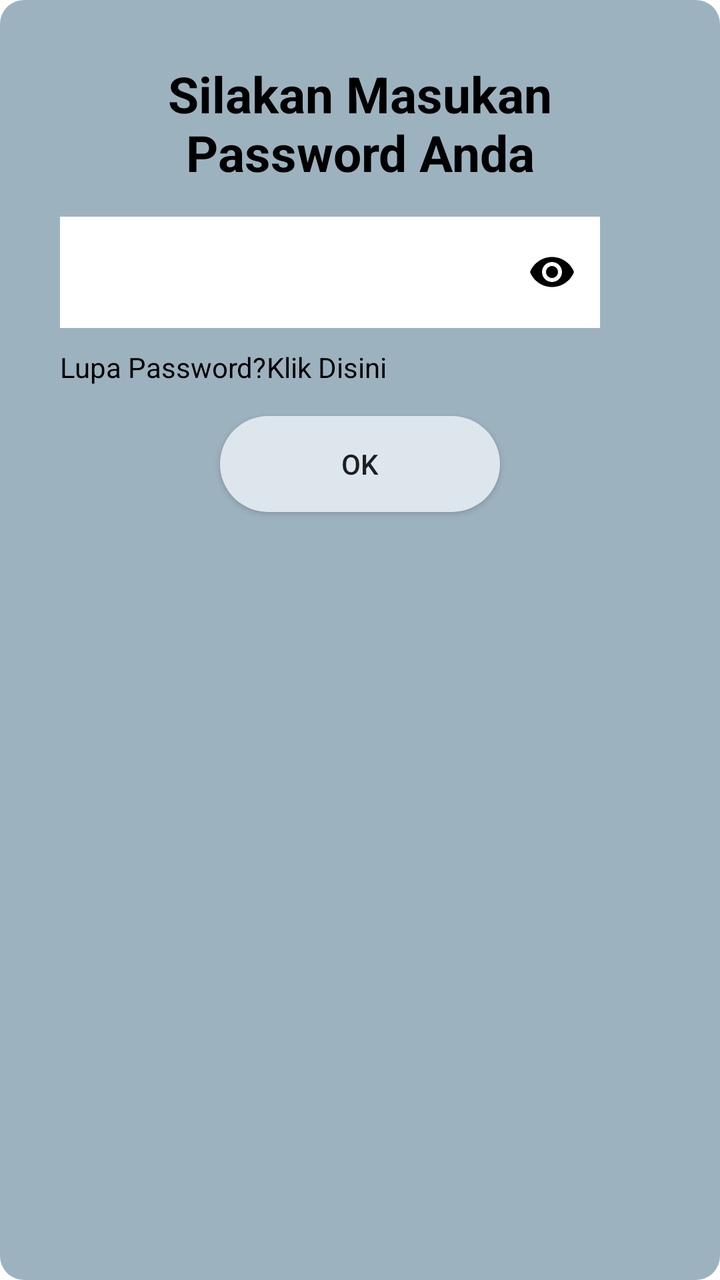
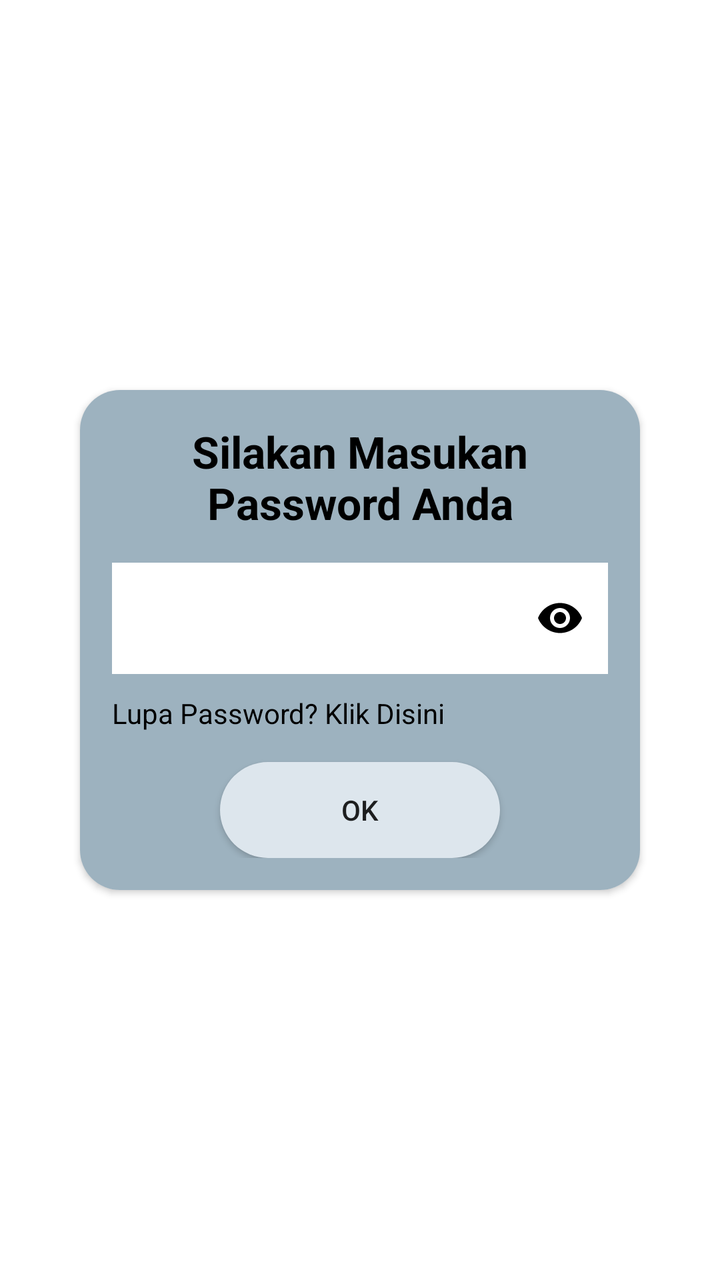

Before-and-after screenshots of an Android layout around one commit, followed by the original layout XML and the change that was made.
<!-- AndroidManifest.xml: application theme Theme.Skripsi -->
<!-- res/layout/input_password_nasabah.xml -->
<?xml version="1.0" encoding="utf-8"?>
<LinearLayout xmlns:android="http://schemas.android.com/apk/res/android"
    xmlns:app="http://schemas.android.com/apk/res-auto"
    android:orientation="vertical"
    android:layout_width="wrap_content"
    android:layout_height="wrap_content"
    android:background="@drawable/rounded_icon_background"
    android:padding="30dp">

    <TextView
        android:layout_width="200dp"
        android:layout_height="wrap_content"
        android:text="@string/silakan_masukan_password_anda"
        android:layout_gravity="center"
        android:textAlignment="center"

        android:textColor="@color/black"
        android:textStyle="bold"
        android:textSize="25dp"
        />

    <com.google.android.material.textfield.TextInputLayout
        android:layout_width="270dp"
        android:layout_height="wrap_content"
        android:id="@+id/password"
        app:passwordToggleEnabled="true"
        style="@style/Widget.MaterialComponents.TextInputLayout.OutlinedBox"
        android:textSize="12dp"
        android:layout_marginTop="10dp"
        app:passwordToggleTint="@color/black"
        >

        <EditText
            android:layout_width="match_parent"
            android:layout_height="wrap_content"
            android:inputType="textPassword"
            android:background="@color/white"
            />

    </com.google.android.material.textfield.TextInputLayout>


    <LinearLayout
        android:layout_width="wrap_content"
        android:layout_height="wrap_content"
        android:orientation="horizontal"
        android:layout_marginTop="10dp"
        >

        <TextView
            android:layout_width="wrap_content"
            android:layout_height="wrap_content"
            android:text="@string/lupa_password"
            android:textColor="@color/black"
            />
        
        <TextView
            android:layout_width="wrap_content"
            android:layout_height="wrap_content"
            android:text="@string/klik_disini"
            android:textColor="@color/black"
            android:id="@+id/lupaPassword"
            />

    </LinearLayout>

    <androidx.appcompat.widget.AppCompatButton
        android:layout_width="140dp"
        android:layout_height="wrap_content"
        android:text="@string/ok"
        android:background="@drawable/rounded_button_ok"
        android:layout_gravity="center"
        android:layout_marginTop="15dp"
        android:id="@+id/btnOk"
        />

</LinearLayout>
<!-- resources referenced by this layout -->
<resources>
  <color name="black">#FF000000</color>
  <color name="white">#FFFFFFFF</color>
  <!-- drawable rounded_button_ok (drawable) -->
  <?xml version="1.0" encoding="utf-8"?>
  <shape xmlns:android="http://schemas.android.com/apk/res/android" android:shape="rectangle">
      <solid android:color="#DDE6ED" />
      <corners android:radius="50dp" />
  </shape>
  <!-- drawable rounded_icon_background (drawable) -->
  <?xml version="1.0" encoding="utf-8"?>
  <shape xmlns:android="http://schemas.android.com/apk/res/android"
      android:shape="rectangle">
      <solid android:color="#9DB2BF" /> <corners android:radius="12dp" /> </shape>
  <string name="klik_disini">Klik Disini</string>
  <string name="lupa_password">Lupa Password?</string>
  <string name="ok">OK</string>
  <string name="silakan_masukan_password_anda">Silakan Masukan Password Anda</string>
  <style name="Theme.Skripsi" parent="Theme.MaterialComponents.DayNight.DarkActionBar">
          
          <item name="colorPrimary">@color/purple_500</item>
          <item name="colorPrimaryVariant">@color/purple_700</item>
          <item name="colorOnPrimary">@color/white</item>
          
          <item name="colorSecondary">@color/teal_200</item>
          <item name="colorSecondaryVariant">@color/teal_700</item>
          <item name="colorOnSecondary">@color/black</item>
          
          <item name="android:statusBarColor">?attr/colorPrimaryVariant</item>
          
      </style>
  <color name="purple_500">#FF6200EE</color>
  <color name="purple_700">#FF3700B3</color>
  <color name="teal_200">#FF03DAC5</color>
  <color name="teal_700">#FF018786</color>
</resources>

<!-- the commit's change to res/layout/input_password_nasabah.xml (unified diff, before → after) -->
@@ -1,77 +1,95 @@
 <?xml version="1.0" encoding="utf-8"?>
-<LinearLayout xmlns:android="http://schemas.android.com/apk/res/android"
+<androidx.constraintlayout.widget.ConstraintLayout
+    xmlns:android="http://schemas.android.com/apk/res/android"
     xmlns:app="http://schemas.android.com/apk/res-auto"
-    android:orientation="vertical"
-    android:layout_width="wrap_content"
-    android:layout_height="wrap_content"
-    android:background="@drawable/rounded_icon_background"
-    android:padding="30dp">
+    android:layout_width="match_parent"
+    android:layout_height="match_parent">
 
-    <TextView
-        android:layout_width="200dp"
+    <androidx.cardview.widget.CardView
+        android:id="@+id/passwordPopup"
+        android:layout_width="280dp"
         android:layout_height="wrap_content"
-        android:text="@string/silakan_masukan_password_anda"
-        android:layout_gravity="center"
-        android:textAlignment="center"
+        android:layout_margin="24dp"
+        android:elevation="8dp"
+        app:cardCornerRadius="20dp"
+        app:layout_constraintTop_toTopOf="parent"
+        app:layout_constraintBottom_toBottomOf="parent"
+        app:layout_constraintStart_toStartOf="parent"
+        app:layout_constraintEnd_toEndOf="parent">
 
-        android:textColor="@color/black"
-        android:textStyle="bold"
-        android:textSize="25dp"
-        />
-
-    <com.google.android.material.textfield.TextInputLayout
-        android:layout_width="270dp"
-        android:layout_height="wrap_content"
-        android:id="@+id/password"
-        app:passwordToggleEnabled="true"
-        style="@style/Widget.MaterialComponents.TextInputLayout.OutlinedBox"
-        android:textSize="12dp"
-        android:layout_marginTop="10dp"
-        app:passwordToggleTint="@color/black"
-        >
-
-        <EditText
+        <LinearLayout
             android:layout_width="match_parent"
             android:layout_height="wrap_content"
-            android:inputType="textPassword"
-            android:background="@color/white"
-            />
+            android:padding="16dp"
+            android:orientation="vertical"
+            android:background="#9DB2BF">
 
-    </com.google.android.material.textfield.TextInputLayout>
+            <TextView
+                android:layout_width="match_parent"
+                android:layout_height="wrap_content"
+                android:text="@string/silakan_masukan_password_anda"
+                android:layout_gravity="center"
+                android:textAlignment="center"
+                android:textColor="@color/black"
+                android:textStyle="bold"
+                android:textSize="22dp"
+                />
 
+            <com.google.android.material.textfield.TextInputLayout
+                android:layout_width="match_parent"
+                android:layout_height="wrap_content"
+                android:id="@+id/password"
+                app:passwordToggleEnabled="true"
+                style="@style/Widget.MaterialComponents.TextInputLayout.OutlinedBox"
+                android:textSize="12dp"
+                android:layout_marginTop="10dp"
+                app:passwordToggleTint="@color/black"
+                >
 
-    <LinearLayout
-        android:layout_width="wrap_content"
-        android:layout_height="wrap_content"
-        android:orientation="horizontal"
-        android:layout_marginTop="10dp"
-        >
+                <EditText
+                    android:layout_width="match_parent"
+                    android:layout_height="wrap_content"
+                    android:inputType="textPassword"
+                    android:background="@color/white"
+                    android:textColor="@color/black"
+                    />
 
-        <TextView
-            android:layout_width="wrap_content"
-            android:layout_height="wrap_content"
-            android:text="@string/lupa_password"
-            android:textColor="@color/black"
-            />
-        
-        <TextView
-            android:layout_width="wrap_content"
-            android:layout_height="wrap_content"
-            android:text="@string/klik_disini"
-            android:textColor="@color/black"
-            android:id="@+id/lupaPassword"
-            />
+            </com.google.android.material.textfield.TextInputLayout>
 
-    </LinearLayout>
+            <LinearLayout
+                android:layout_width="wrap_content"
+                android:layout_height="wrap_content"
+                android:orientation="horizontal"
+                android:layout_marginTop="10dp"
+                >
 
-    <androidx.appcompat.widget.AppCompatButton
-        android:layout_width="140dp"
-        android:layout_height="wrap_content"
-        android:text="@string/ok"
-        android:background="@drawable/rounded_button_ok"
-        android:layout_gravity="center"
-        android:layout_marginTop="15dp"
-        android:id="@+id/btnOk"
-        />
+                <TextView
+                    android:layout_width="wrap_content"
+                    android:layout_height="wrap_content"
+                    android:text="@string/lupa_password"
+                    android:textColor="@color/black"
+                    />
 
-</LinearLayout>
+                <TextView
+                    android:layout_width="wrap_content"
+                    android:layout_height="wrap_content"
+                    android:text="@string/klik_disini"
+                    android:textColor="@color/black"
+                    android:id="@+id/lupaPassword"
+                    android:paddingLeft="3dp"
+                    />
+
+            </LinearLayout>
+
+            <androidx.appcompat.widget.AppCompatButton
+                android:layout_width="140dp"
+                android:layout_height="wrap_content"
+                android:text="@string/ok"
+                android:background="@drawable/rounded_button_ok"
+                android:layout_gravity="center"
+                android:layout_marginTop="15dp"
+                android:id="@+id/btnOk"
+                />
+        </LinearLayout>
+    </androidx.cardview.widget.CardView>
+</androidx.constraintlayout.widget.ConstraintLayout>
<!-- resource entries referenced after the edit -->
@@ -8,11 +8,6 @@
       <solid android:color="#DDE6ED" />
       <corners android:radius="50dp" />
   </shape>
-  <!-- drawable rounded_icon_background (drawable) -->
-  <?xml version="1.0" encoding="utf-8"?>
-  <shape xmlns:android="http://schemas.android.com/apk/res/android"
-      android:shape="rectangle">
-      <solid android:color="#9DB2BF" /> <corners android:radius="12dp" /> </shape>
   <string name="klik_disini">Klik Disini</string>
   <string name="lupa_password">Lupa Password?</string>
   <string name="ok">OK</string>
